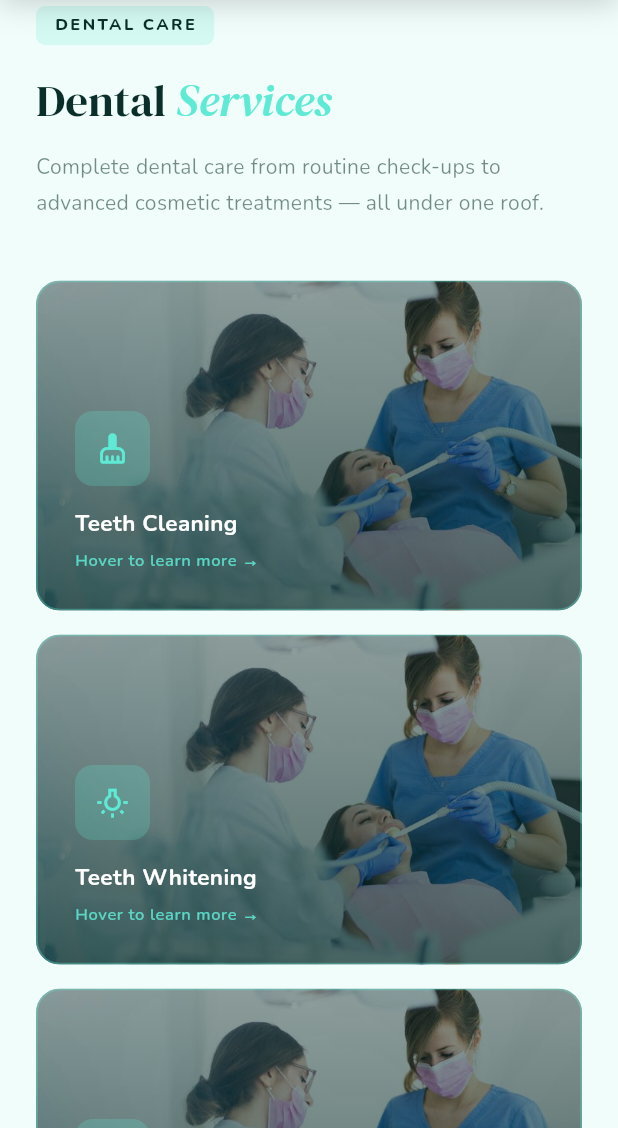
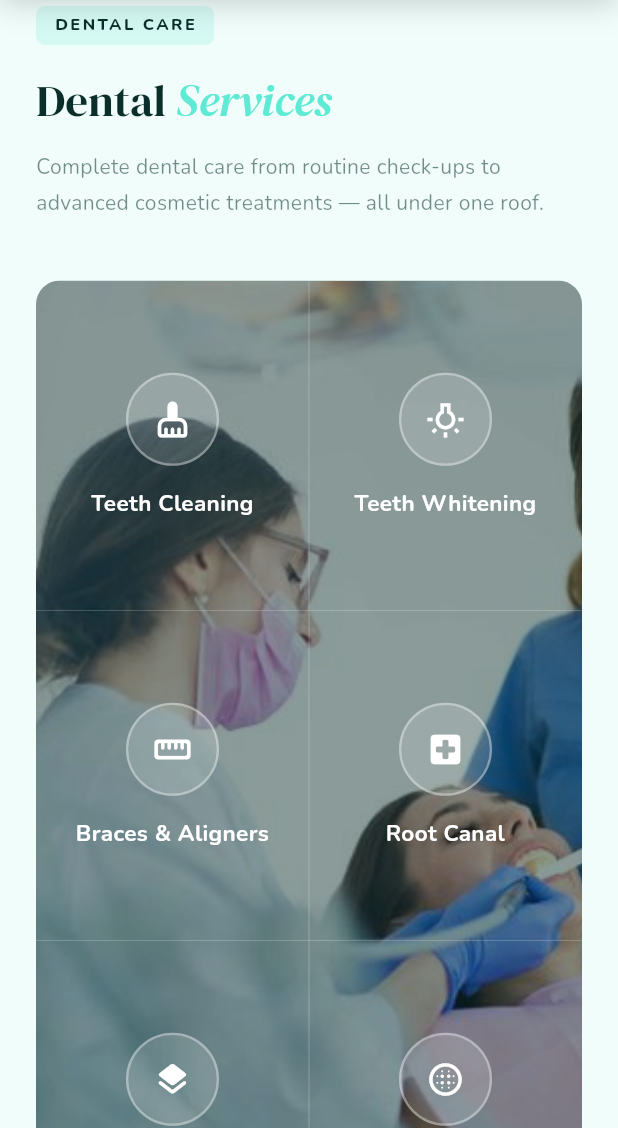
Before and after one commit to muskaan203Jnagal/drsite, a Flutter app: the ServicesPage screen opened by its route, scrolled down 576 dp, on a phone screen of 412 x 824 dp, the part 108-1236 px from its top. Run offline on Flutter 3.47's test engine with Material 3 defaults, Android fonts, the phone set to English and light mode, and no system bars; our stand-ins replace cloud_firestore, firebase_auth, firebase_core, go_router, google_fonts; accounts and stored records are empty; statements that could not run were skipped.

Commit message:
23:11(7-4)

```diff
--- a/lib/sections/services.dart
+++ b/lib/sections/services.dart
@@ -1,13 +1,12 @@
 // ================================================================
 //  sections/services.dart  —  Premium Light Theme
-//  Palette: Deep Blue #0A2540 · Rose #E8AEB7 · Gold #CFA15D · Ivory #FAFAF8
+//  DNA-style: Full bg image behind grid, hover → solid teal overlay
 // ================================================================
 
-import 'dart:math';
 import 'package:flutter/material.dart';
 import 'package:go_router/go_router.dart';
 import 'package:google_fonts/google_fonts.dart';
-import '../widgets/header.dart'; // kNavBarHeight
+import '../widgets/header.dart';
 
 // ── Palette ───────────────────────────────────────────────────────
 const Color _kDark = Color(0xFF0A2E2A);
@@ -15,83 +14,44 @@ const Color _kTealLight = Color(0xFF5EEAD4);
 const Color _kTeal = Color(0xFF0D9E8C);
 const Color _kIvory = Color(0xFFF0FDFA);
 const Color _kCard = Color(0xFFFFFFFF);
+const Color _kOverlay = Color(0xFF0D9E8C); // solid teal fill on hover
 
 // ── Service data ──────────────────────────────────────────────────
 class _ServiceItem {
   final IconData icon;
   final String title;
   final String desc;
-  final String imagePath; // ← NEW: background image for card
-  const _ServiceItem(this.icon, this.title, this.desc, this.imagePath);
+  const _ServiceItem(this.icon, this.title, this.desc);
 }
 
-const _kDentalImg = 'assets/images/dentist_service.jpg';
-const _kDermaImg = 'assets/images/derma_service.jpg';
-
 const _kDental = [
-  _ServiceItem(
-      Icons.cleaning_services_rounded,
-      'Teeth Cleaning',
-      'Deep scaling & polishing to remove plaque, tartar and prevent gum disease.',
-      _kDentalImg),
-  _ServiceItem(
-      Icons.wb_incandescent_outlined,
-      'Teeth Whitening',
-      'Professional whitening treatment for a brighter, radiant smile in one session.',
-      _kDentalImg),
-  _ServiceItem(
-      Icons.straighten_rounded,
-      'Braces & Aligners',
-      'Metal braces or clear aligners for a perfectly aligned, confident smile.',
-      _kDentalImg),
-  _ServiceItem(
-      Icons.local_hospital_rounded,
-      'Root Canal',
-      'Pain-free root canal treatment using modern techniques to save your natural tooth.',
-      _kDentalImg),
-  _ServiceItem(
-      Icons.layers_rounded,
-      'Dental Implants',
-      'Permanent, natural-looking tooth replacement that restores full function and beauty.',
-      _kDentalImg),
-  _ServiceItem(
-      Icons.blur_circular_rounded,
-      'Digital X-Ray',
-      'High-resolution digital X-rays for accurate diagnosis with minimal radiation exposure.',
-      _kDentalImg),
+  _ServiceItem(Icons.cleaning_services_rounded, 'Teeth Cleaning',
+      'Deep scaling & polishing to remove plaque, tartar and prevent gum disease.'),
+  _ServiceItem(Icons.wb_incandescent_outlined, 'Teeth Whitening',
+      'Professional whitening treatment for a brighter, radiant smile in one session.'),
+  _ServiceItem(Icons.straighten_rounded, 'Braces & Aligners',
+      'Metal braces or clear aligners for a perfectly aligned, confident smile.'),
+  _ServiceItem(Icons.local_hospital_rounded, 'Root Canal',
+      'Pain-free root canal treatment using modern techniques to save your natural tooth.'),
+  _ServiceItem(Icons.layers_rounded, 'Dental Implants',
+      'Permanent, natural-looking tooth replacement that restores full function and beauty.'),
+  _ServiceItem(Icons.blur_circular_rounded, 'Digital X-Ray',
+      'High-resolution digital X-rays for accurate diagnosis with minimal radiation exposure.'),
 ];
 
 const _kDerm = [
-  _ServiceItem(
-      Icons.face_retouching_natural_rounded,
-      'Acne Treatment',
-      'Advanced therapies to clear active acne and prevent future breakouts permanently.',
-      _kDermaImg),
-  _ServiceItem(
-      Icons.flash_on_rounded,
-      'Laser Therapy',
-      'Targeted laser for pigmentation, hair removal, skin resurfacing and rejuvenation.',
-      _kDermaImg),
-  _ServiceItem(
-      Icons.water_drop_rounded,
-      'HydraFacial',
-      'Deep cleansing, exfoliation and intense hydration for instantly glowing skin.',
-      _kDermaImg),
-  _ServiceItem(
-      Icons.auto_awesome_rounded,
-      'Anti-Aging',
-      'Botox, fillers and chemical peels to restore a youthful, radiant appearance.',
-      _kDermaImg),
-  _ServiceItem(
-      Icons.spa_rounded,
-      'Hair Restoration',
-      'PRP therapy and mesotherapy for proven hair loss prevention and regrowth.',
-      _kDermaImg),
-  _ServiceItem(
-      Icons.psychology_rounded,
-      'Skin Consultation',
-      'Personalised skin analysis and tailored treatment planning with Dr. Ravinder.',
-      _kDermaImg),
+  _ServiceItem(Icons.face_retouching_natural_rounded, 'Acne Treatment',
+      'Advanced therapies to clear active acne and prevent future breakouts permanently.'),
+  _ServiceItem(Icons.flash_on_rounded, 'Laser Therapy',
+      'Targeted laser for pigmentation, hair removal, skin resurfacing and rejuvenation.'),
+  _ServiceItem(Icons.water_drop_rounded, 'HydraFacial',
+      'Deep cleansing, exfoliation and intense hydration for instantly glowing skin.'),
+  _ServiceItem(Icons.auto_awesome_rounded, 'Anti-Aging',
+      'Botox, fillers and chemical peels to restore a youthful, radiant appearance.'),
+  _ServiceItem(Icons.spa_rounded, 'Hair Restoration',
+      'PRP therapy and mesotherapy for proven hair loss prevention and regrowth.'),
+  _ServiceItem(Icons.psychology_rounded, 'Skin Consultation',
+      'Personalised skin analysis and tailored treatment planning with Dr. Ravinder.'),
 ];
 
 // ════════════════════════════════════════════════════════════════
@@ -99,7 +59,6 @@ const _kDerm = [
 // ════════════════════════════════════════════════════════════════
 class ServicesPage extends StatefulWidget {
   const ServicesPage({super.key});
-
   @override
   State<ServicesPage> createState() => _ServicesPageState();
 }
@@ -162,6 +121,7 @@ class _ServicesPageState extends State<ServicesPage>
                     subtitle:
                         'Complete dental care from routine check-ups to advanced cosmetic treatments — all under one roof.',
                     items: _kDental,
+                    bgImage: 'assets/images/dentist_service.jpg',
                     isWide: isWide,
                   ),
                 ),
@@ -184,6 +144,7 @@ class _ServicesPageState extends State<ServicesPage>
                     subtitle:
                         'Expert skin, hair and laser treatments tailored to your unique skin type and beauty goals.',
                     items: _kDerm,
+                    bgImage: 'assets/images/derma_service.jpg',
                     isWide: isWide,
                   ),
                 ),
@@ -203,7 +164,7 @@ class _ServicesPageState extends State<ServicesPage>
     );
   }
 
-  // ── HERO ────────────────────────────────────────────────────────
+  // ── HERO ──────────────────────────────────────────────────────
   Widget _buildHero(bool isWide) {
     return Container(
       width: double.infinity,
@@ -212,7 +173,6 @@ class _ServicesPageState extends State<ServicesPage>
           horizontal: isWide ? 80 : 24, vertical: isWide ? 80 : 56),
       child: Column(
         children: [
-          // Teal tag
           Container(
             padding: const EdgeInsets.symmetric(horizontal: 16, vertical: 6),
             decoration: BoxDecoration(
@@ -220,15 +180,12 @@ class _ServicesPageState extends State<ServicesPage>
               borderRadius: BorderRadius.circular(20),
               border: Border.all(color: _kTeal.withOpacity(0.4)),
             ),
-            child: Text(
-              'WHAT WE OFFER',
+            child: Text('WHAT WE OFFER',
                 style: GoogleFonts.nunito(
                     color: _kTeal,
                     fontSize: 11,
                     fontWeight: FontWeight.w800,
-                letterSpacing: 1.8,
-              ),
-            ),
+                    letterSpacing: 1.8)),
           ),
           const SizedBox(height: 28),
           RichText(
@@ -237,17 +194,14 @@ class _ServicesPageState extends State<ServicesPage>
               TextSpan(
                 text: 'Our ',
                 style: GoogleFonts.dmSerifDisplay(
-                  fontSize: isWide ? 64 : 42,
-                  color: _kDark,
-                ),
+                    fontSize: isWide ? 64 : 42, color: _kDark),
               ),
               TextSpan(
                 text: 'Services',
                 style: GoogleFonts.dmSerifDisplay(
                     fontSize: isWide ? 64 : 42,
                     color: _kTealLight,
-                  fontStyle: FontStyle.italic,
-                ),
+                    fontStyle: FontStyle.italic),
               ),
             ]),
           ),
@@ -279,7 +233,7 @@ class _ServicesPageState extends State<ServicesPage>
     );
   }
 
-  // ── SERVICE SECTION ─────────────────────────────────────────────
+  // ── SERVICE SECTION ──────────────────────────────────────────
   Widget _buildSection({
     required BuildContext context,
     required String tag,
@@ -287,6 +241,7 @@ class _ServicesPageState extends State<ServicesPage>
     required String accent,
     required String subtitle,
     required List<_ServiceItem> items,
+    required String bgImage,
     required bool isWide,
   }) {
     return Padding(
@@ -335,18 +290,13 @@ class _ServicesPageState extends State<ServicesPage>
                     height: 1.7)),
           ),
           const SizedBox(height: 40),
-          LayoutBuilder(builder: (ctx, constraints) {
-            final cols = constraints.maxWidth > 640
-                ? 3
-                : (constraints.maxWidth > 420 ? 2 : 1);
-            return _ServiceGrid(items: items, cols: cols);
-          }),
+          _BgImageGrid(items: items, bgImage: bgImage, isWide: isWide),
         ],
       ),
     );
   }
 
-  // ── CTA SECTION ─────────────────────────────────────────────────
+  // ── CTA ───────────────────────────────────────────────────────
   Widget _buildCTA(BuildContext context, bool isWide) {
     return Container(
       margin: EdgeInsets.symmetric(
@@ -363,19 +313,18 @@ class _ServicesPageState extends State<ServicesPage>
                   child: Column(
                     crossAxisAlignment: CrossAxisAlignment.start,
                     children: [
-                      Text(
-                        "Ready to get started?",
+                      Text("Ready to get started?",
                           style: GoogleFonts.dmSerifDisplay(
                               color: Colors.white,
                               fontSize: 38,
-                            fontStyle: FontStyle.italic),
-                      ),
+                              fontStyle: FontStyle.italic)),
                       const SizedBox(height: 12),
                       Text(
                           "Book your consultation today. Expert care is just one click away.",
                           style: GoogleFonts.nunito(
-                            color: Colors.white60, fontSize: 15, height: 1.6),
-                      ),
+                              color: Colors.white60,
+                              fontSize: 15,
+                              height: 1.6)),
                     ],
                   ),
                 ),
@@ -396,19 +345,16 @@ class _ServicesPageState extends State<ServicesPage>
           : Column(
               crossAxisAlignment: CrossAxisAlignment.start,
               children: [
-                Text(
-                  "Ready to get started?",
+                Text("Ready to get started?",
                     style: GoogleFonts.dmSerifDisplay(
                         color: Colors.white,
                         fontSize: 28,
-                      fontStyle: FontStyle.italic),
-                ),
+                        fontStyle: FontStyle.italic)),
                 const SizedBox(height: 12),
                 Text(
                     "Book your consultation today. Expert care is just one click away.",
                     style: GoogleFonts.nunito(
-                      color: Colors.white60, fontSize: 14, height: 1.6),
-                ),
+                        color: Colors.white60, fontSize: 14, height: 1.6)),
                 const SizedBox(height: 28),
                 _CTAButton(
                     label: "Book Appointment",
@@ -423,241 +369,228 @@ class _ServicesPageState extends State<ServicesPage>
 }
 
 // ════════════════════════════════════════════════════════════════
-//  Service Grid
+//  _BgImageGrid
+//  Single background image behind a 3-col grid.
+//  Cells are transparent — bg shows through.
+//  On hover → individual cell fills solid.
 // ════════════════════════════════════════════════════════════════
-class _ServiceGrid extends StatelessWidget {
+class _BgImageGrid extends StatelessWidget {
   final List<_ServiceItem> items;
-  final int cols;
-  const _ServiceGrid({required this.items, required this.cols});
+  final String bgImage;
+  final bool isWide;
+
+  const _BgImageGrid({
+    required this.items,
+    required this.bgImage,
+    required this.isWide,
+  });
 
   @override
   Widget build(BuildContext context) {
-    return Wrap(
-      spacing: 16,
-      runSpacing: 16,
+    final cols = isWide ? 3 : 2;
+
+    return ClipRRect(
+      borderRadius: BorderRadius.circular(16),
+      child: LayoutBuilder(builder: (_, constraints) {
+        final cellW = constraints.maxWidth / cols;
+        const cellH = 220.0;
+        final rows = (items.length / cols).ceil();
+
+        return Stack(
+          children: [
+            // ── Background image fills entire grid ───────────
+            SizedBox(
+              height: cellH * rows,
+              width: constraints.maxWidth,
+              child: Image.asset(bgImage, fit: BoxFit.cover),
+            ),
+            // ── Dark scrim ────────────────────────────────────
+            SizedBox(
+              height: cellH * rows,
+              width: constraints.maxWidth,
+              child: ColoredBox(color: _kDark.withOpacity(0.48)),
+            ),
+            // ── Grid lines ────────────────────────────────────
+            SizedBox(
+              height: cellH * rows,
+              width: constraints.maxWidth,
+              child: CustomPaint(
+                painter: _GridLinePainter(cols: cols, rows: rows, cellH: cellH),
+              ),
+            ),
+            // ── Cells ─────────────────────────────────────────
+            SizedBox(
+              height: cellH * rows,
+              width: constraints.maxWidth,
+              child: Wrap(
                 children: List.generate(
-          items.length, (i) => _ServiceCard(item: items[i], index: i)),
+                  items.length,
+                  (i) => _GridCell(
+                    item: items[i],
+                    width: cellW,
+                    height: cellH,
+                  ),
+                ),
+              ),
+            ),
+          ],
+        );
+      }),
     );
   }
 }
 
-// ════════════════════════════════════════════════════════════════
-//  Flip Service Card
-//  FRONT → background image + dark overlay + icon + title
-//  BACK  → solid dark bg + description text
-// ════════════════════════════════════════════════════════════════
-class _ServiceCard extends StatefulWidget {
-  final _ServiceItem item;
-  final int index;
-  const _ServiceCard({required this.item, required this.index});
+// ── Grid line painter ─────────────────────────────────────────────
+class _GridLinePainter extends CustomPainter {
+  final int cols, rows;
+  final double cellH;
+  const _GridLinePainter(
+      {required this.cols, required this.rows, required this.cellH});
 
   @override
-  State<_ServiceCard> createState() => _ServiceCardState();
+  void paint(Canvas canvas, Size size) {
+    final paint = Paint()
+      ..color = Colors.white.withOpacity(0.20)
+      ..strokeWidth = 0.8;
+
+    for (int c = 1; c < cols; c++) {
+      final x = size.width / cols * c;
+      canvas.drawLine(Offset(x, 0), Offset(x, size.height), paint);
+    }
+    for (int r = 1; r < rows; r++) {
+      final y = cellH * r;
+      canvas.drawLine(Offset(0, y), Offset(size.width, y), paint);
+    }
   }
 
-class _ServiceCardState extends State<_ServiceCard>
+  @override
+  bool shouldRepaint(_GridLinePainter o) => false;
+}
+
+// ════════════════════════════════════════════════════════════════
+//  _GridCell — transparent default, solid teal on hover
+// ════════════════════════════════════════════════════════════════
+class _GridCell extends StatefulWidget {
+  final _ServiceItem item;
+  final double width, height;
+  const _GridCell(
+      {required this.item, required this.width, required this.height});
+
+  @override
+  State<_GridCell> createState() => _GridCellState();
+}
+
+class _GridCellState extends State<_GridCell>
     with SingleTickerProviderStateMixin {
-  late AnimationController _flipCtrl;
-  late Animation<double> _flipAnim;
+  late AnimationController _ctrl;
+  late Animation<double> _anim;
 
   @override
   void initState() {
     super.initState();
-    _flipCtrl = AnimationController(
-      vsync: this,
-      duration: const Duration(milliseconds: 400),
-    );
-    _flipAnim = Tween<double>(begin: 0, end: pi).animate(
-      CurvedAnimation(parent: _flipCtrl, curve: Curves.easeInOut),
-    );
+    _ctrl = AnimationController(
+        vsync: this, duration: const Duration(milliseconds: 260));
+    _anim = CurvedAnimation(parent: _ctrl, curve: Curves.easeOut);
   }
 
   @override
   void dispose() {
-    _flipCtrl.dispose();
+    _ctrl.dispose();
     super.dispose();
   }
 
-  void _onEnter(_) => _flipCtrl.forward();
-  void _onExit(_) => _flipCtrl.reverse();
-
   @override
   Widget build(BuildContext context) {
-    final width = MediaQuery.of(context).size.width;
-    final isWide = width > 900;
-    final cardWidth = isWide
-        ? (width - 160 - 32) / 3
-        : width > 640
-            ? (width - 48 - 16) / 2
-            : width - 48.0;
-    const cardHeight = 220.0;
-
     return MouseRegion(
       cursor: SystemMouseCursors.click,
-      onEnter: _onEnter,
-      onExit: _onExit,
+      onEnter: (_) => _ctrl.forward(),
+      onExit: (_) => _ctrl.reverse(),
       child: SizedBox(
-        width: cardWidth,
-        height: cardHeight,
-        child: AnimatedBuilder(
-          animation: _flipAnim,
-          builder: (_, __) {
-            final angle = _flipAnim.value;
-            final isFront = angle <= pi / 2;
+        width: widget.width,
+        height: widget.height,
+        child: Stack(
+          children: [
+            // Solid teal fill fades in on hover
+            FadeTransition(
+              opacity: _anim,
+              child: Container(color: _kOverlay.withOpacity(0.92)),
+            ),
 
-            // Perspective matrix
-            final matrix = Matrix4.identity()
-              ..setEntry(3, 2, 0.001)
-              ..rotateY(angle);
-
-            // Back side correction (mirror fix)
-            final backMatrix = Matrix4.identity()
-              ..setEntry(3, 2, 0.001)
-              ..rotateY(angle - pi);
-
-            return Transform(
-              transform: isFront ? matrix : backMatrix,
-              alignment: Alignment.center,
-              child: isFront
-                  ? _buildFront(cardWidth, cardHeight)
-                  : _buildBack(cardWidth, cardHeight),
-            );
-          },
-        ),
-      ),
-    );
-  }
-
-  // ── FRONT: image bg + overlay + icon + title ──────────────────
-  Widget _buildFront(double w, double h) {
-    return ClipRRect(
-      borderRadius: BorderRadius.circular(16),
-      child: Stack(
-        fit: StackFit.expand,
-        children: [
-          // Background image
-          Image.asset(
-            widget.item.imagePath,
-            fit: BoxFit.cover,
-          ),
-          // Dark gradient overlay
-          Container(
-            decoration: BoxDecoration(
-              gradient: LinearGradient(
-                begin: Alignment.topCenter,
-                end: Alignment.bottomCenter,
-                colors: [
-                  _kDark.withOpacity(0.45),
-                  _kDark.withOpacity(0.72),
-                ],
-              ),
-            ),
-          ),
-          // Teal border
-          Container(
-            decoration: BoxDecoration(
-              borderRadius: BorderRadius.circular(16),
-              border:
-                  Border.all(color: _kTealLight.withOpacity(0.35), width: 1.2),
-            ),
-          ),
-          // Content: icon + title
-          Padding(
-            padding: const EdgeInsets.all(26),
+            // Default: icon + title (fades OUT on hover)
+            FadeTransition(
+              opacity: ReverseAnimation(_anim),
+              child: Center(
                 child: Column(
-              crossAxisAlignment: CrossAxisAlignment.start,
-              mainAxisAlignment: MainAxisAlignment.end,
+                  mainAxisSize: MainAxisSize.min,
                   children: [
                     Container(
-                  width: 50,
-                  height: 50,
+                      width: 62,
+                      height: 62,
                       decoration: BoxDecoration(
-                    color: _kTealLight.withOpacity(0.22),
-                    borderRadius: BorderRadius.circular(12),
+                        color: Colors.white.withOpacity(0.15),
+                        shape: BoxShape.circle,
+                        border: Border.all(
+                            color: Colors.white.withOpacity(0.35), width: 1.5),
                       ),
-                  child: Icon(
-                    widget.item.icon,
-                    color: _kTealLight,
-                    size: 22,
-                  ),
+                      child:
+                          Icon(widget.item.icon, color: Colors.white, size: 26),
                     ),
                     const SizedBox(height: 14),
-                Text(
+                    Padding(
+                      padding: const EdgeInsets.symmetric(horizontal: 12),
+                      child: Text(
                         widget.item.title,
+                        textAlign: TextAlign.center,
                         style: GoogleFonts.nunito(
                             color: Colors.white,
                             fontSize: 15,
-                    fontWeight: FontWeight.w700,
-                  ),
-                ),
-                const SizedBox(height: 6),
-                Text(
-                  'Hover to learn more →',
-                  style: GoogleFonts.nunito(
-                    color: _kTealLight.withOpacity(0.85),
-                    fontSize: 11,
-                    fontWeight: FontWeight.w600,
-                    letterSpacing: 0.4,
+                            fontWeight: FontWeight.w700),
                       ),
                     ),
                   ],
                 ),
               ),
-        ],
             ),
-    );
-  }
 
-  // ── BACK: dark solid + description ───────────────────────────
-  Widget _buildBack(double w, double h) {
-    return Container(
-      width: w,
-      height: h,
-      decoration: BoxDecoration(
-        color: _kDark,
-        borderRadius: BorderRadius.circular(16),
-        border: Border.all(color: _kTealLight.withOpacity(0.35), width: 1.2),
-        boxShadow: [
-          BoxShadow(
-            color: _kDark.withOpacity(0.25),
-            blurRadius: 24,
-            offset: const Offset(0, 8),
-          ),
-        ],
-      ),
-      padding: const EdgeInsets.all(26),
+            // Hover: title + desc + Book Now (fades IN on hover)
+            FadeTransition(
+              opacity: _anim,
+              child: Padding(
+                padding: const EdgeInsets.all(24),
                 child: Column(
                   crossAxisAlignment: CrossAxisAlignment.start,
                   mainAxisAlignment: MainAxisAlignment.center,
                   children: [
-          Container(
-            width: 40,
-            height: 40,
-            decoration: BoxDecoration(
-              color: _kTealLight.withOpacity(0.18),
-              borderRadius: BorderRadius.circular(10),
-            ),
-            child: Icon(widget.item.icon, color: _kTealLight, size: 20),
-          ),
-          const SizedBox(height: 16),
                     Text(
                       widget.item.title,
-            style: GoogleFonts.nunito(
+                      style: GoogleFonts.dmSerifDisplay(
                           color: Colors.white,
-              fontSize: 15,
-              fontWeight: FontWeight.w700,
-            ),
+                          fontSize: 17,
+                          fontStyle: FontStyle.italic),
                     ),
                     const SizedBox(height: 10),
                     Text(
                       widget.item.desc,
                       style: GoogleFonts.nunito(
-              color: Colors.white60,
-              fontSize: 13,
-              height: 1.65,
+                          color: Colors.white.withOpacity(0.88),
+                          fontSize: 12.5,
+                          height: 1.6),
+                    ),
+                    const SizedBox(height: 16),
+                    Text(
+                      'Book Now →',
+                      style: GoogleFonts.nunito(
+                          color: Colors.white,
+                          fontSize: 12,
+                          fontWeight: FontWeight.w700,
+                          letterSpacing: 0.5),
+                    ),
+                  ],
+                ),
               ),
             ),
           ],
+        ),
       ),
     );
   }
@@ -665,8 +598,7 @@ class _ServiceCardState extends State<_ServiceCard>
 
 // ── Stat Chip ─────────────────────────────────────────────────────
 class _StatChip extends StatelessWidget {
-  final String value;
-  final String label;
+  final String value, label;
   const _StatChip({required this.value, required this.label});
 
   @override
```
Also changed, not shown: 4 other files. Lines whose indentation alone changed are shown as unchanged.
